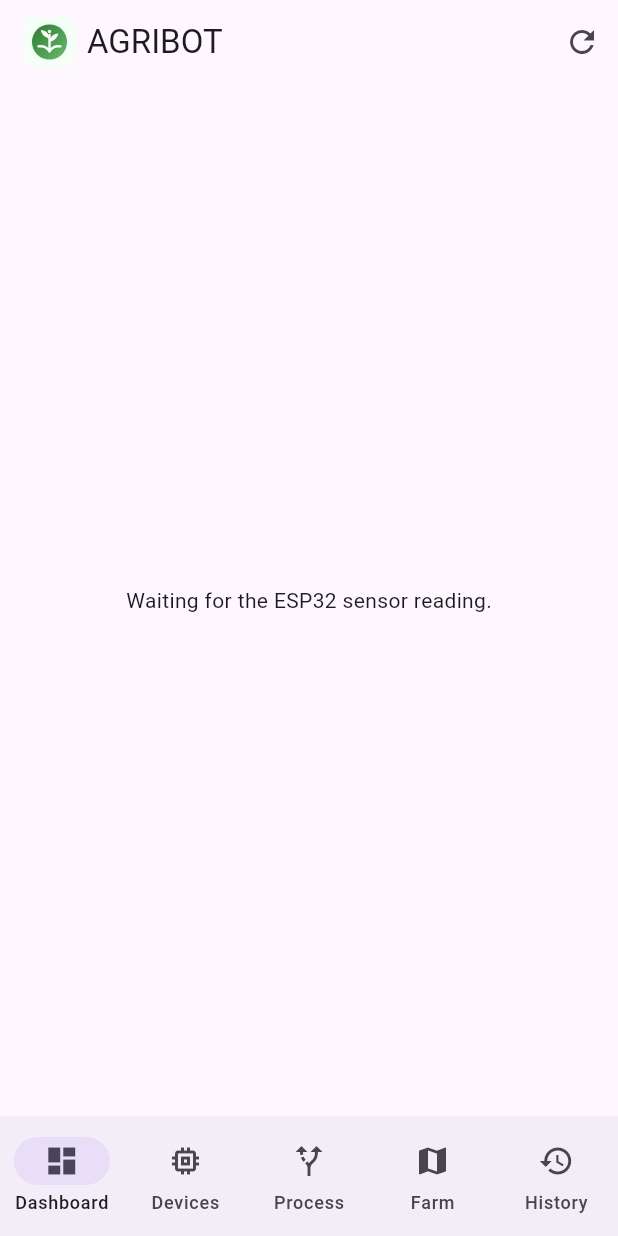
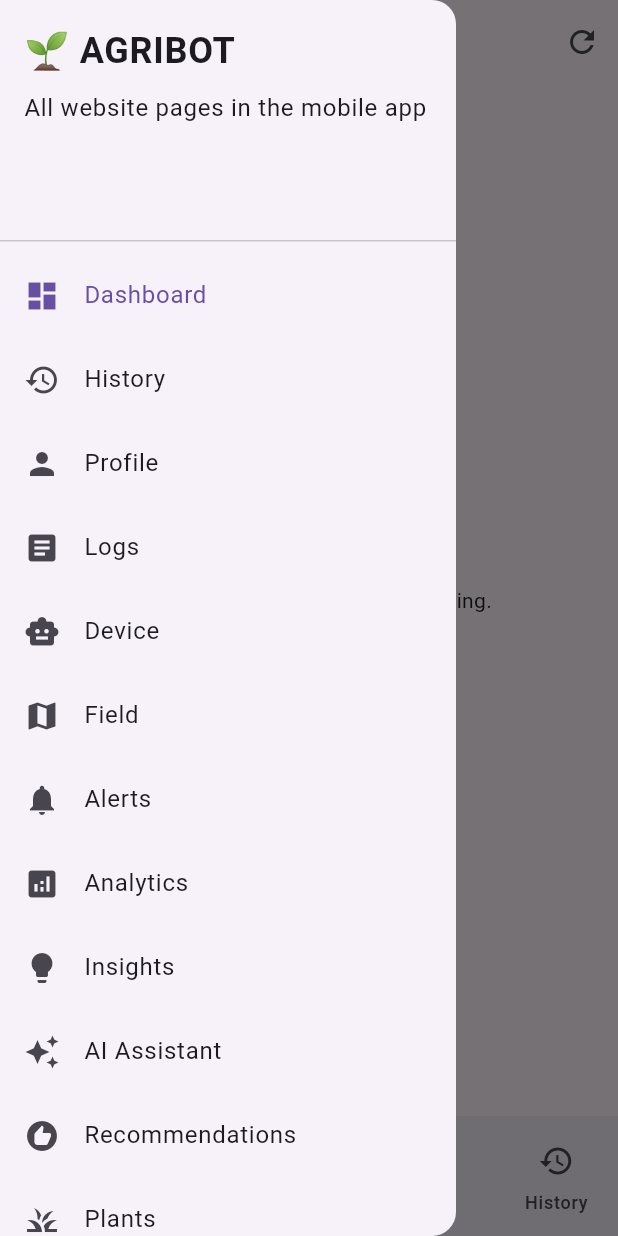
Before and after one commit to gokulmaniraj2008-collab/AGRIBOT, a Flutter app: the HomePage screen opened directly, with the side drawer open (before the commit the screen has no drawer), on a phone screen of 412 x 824 dp. Run offline on Flutter 3.47's test engine with Material 3 defaults, Android fonts, the phone set to English and light mode, and no system bars; our stand-ins replace flutter_map, flutter_svg, latlong2, supabase_flutter; accounts and stored records are empty.

Commit message:
feat: expose all website pages in mobile navigation

```diff
--- a/flutter_app/lib/main.dart
+++ b/flutter_app/lib/main.dart
@@ -87,10 +87,30 @@ class _HomePageState extends State<HomePage> {
   Widget build(BuildContext context) {
     final pages = [
       Dashboard(row: latest),
+      History(rows: rows),
+      WebsitePage(page: 'profile', row: latest, rows: rows),
+      WebsitePage(page: 'logs', row: latest, rows: rows),
+      WebsitePage(page: 'device', row: latest, rows: rows),
+      Farm(row: latest),
+      WebsitePage(page: 'alerts', row: latest, rows: rows),
+      WebsitePage(page: 'analytics', row: latest, rows: rows),
+      WebsitePage(page: 'insights', row: latest, rows: rows),
+      WebsitePage(page: 'assistant', row: latest, rows: rows),
+      WebsitePage(page: 'recommendations', row: latest, rows: rows),
+      WebsitePage(page: 'plants', row: latest, rows: rows),
+      WebsitePage(page: 'camera', row: latest, rows: rows),
       Devices(row: latest),
+      WebsitePage(page: 'welcome', row: latest, rows: rows),
       Process(row: latest),
-      Farm(row: latest),
-      History(rows: rows),
+    ];
+    const names = [
+      'Dashboard','History','Profile','Logs','Device','Field','Alerts','Analytics',
+      'Insights','AI Assistant','Recommendations','Plants','Camera','Devices','Welcome','Process'
+    ];
+    const icons = [
+      Icons.dashboard,Icons.history,Icons.person,Icons.article,Icons.smart_toy,Icons.map,
+      Icons.notifications,Icons.analytics,Icons.lightbulb,Icons.auto_awesome,Icons.recommend,
+      Icons.grass,Icons.camera_alt,Icons.memory,Icons.waving_hand,Icons.alt_route
     ];
     return Scaffold(
       appBar: AppBar(
@@ -101,15 +121,40 @@ class _HomePageState extends State<HomePage> {
         ]),
         actions: [IconButton(onPressed: load, icon: const Icon(Icons.refresh))],
       ),
+      drawer: Drawer(
+        child: SafeArea(
+          child: ListView(
+            children: [
+              const DrawerHeader(
+                child: Column(crossAxisAlignment: CrossAxisAlignment.start, children: [
+                  Text('🌱 AGRIBOT', style: TextStyle(fontSize: 24, fontWeight: FontWeight.bold)),
+                  SizedBox(height: 8),
+                  Text('All website pages in the mobile app'),
+                ]),
+              ),
+              for (var i = 0; i < names.length; i++)
+                ListTile(
+                  leading: Icon(icons[i]),
+                  title: Text(names[i]),
+                  selected: tab == i,
+                  onTap: () {
+                    Navigator.pop(context);
+                    setState(() => tab = i);
+                  },
+                ),
+            ],
+          ),
+        ),
+      ),
       body: pages[tab],
       bottomNavigationBar: NavigationBar(
-        selectedIndex: tab,
-        onDestinationSelected: (v) => setState(() => tab = v),
+        selectedIndex: tab < 5 ? tab : 0,
+        onDestinationSelected: (v) => setState(() => tab = [0, 13, 15, 5, 1][v]),
         destinations: const [
           NavigationDestination(icon: Icon(Icons.dashboard), label: 'Dashboard'),
           NavigationDestination(icon: Icon(Icons.memory), label: 'Devices'),
           NavigationDestination(icon: Icon(Icons.alt_route), label: 'Process'),
-          NavigationDestination(icon: Icon(Icons.map), label: 'Farm'),
+          NavigationDestination(icon: Icon(Icons.map), label: 'Field'),
           NavigationDestination(icon: Icon(Icons.history), label: 'History'),
         ],
       ),
```
